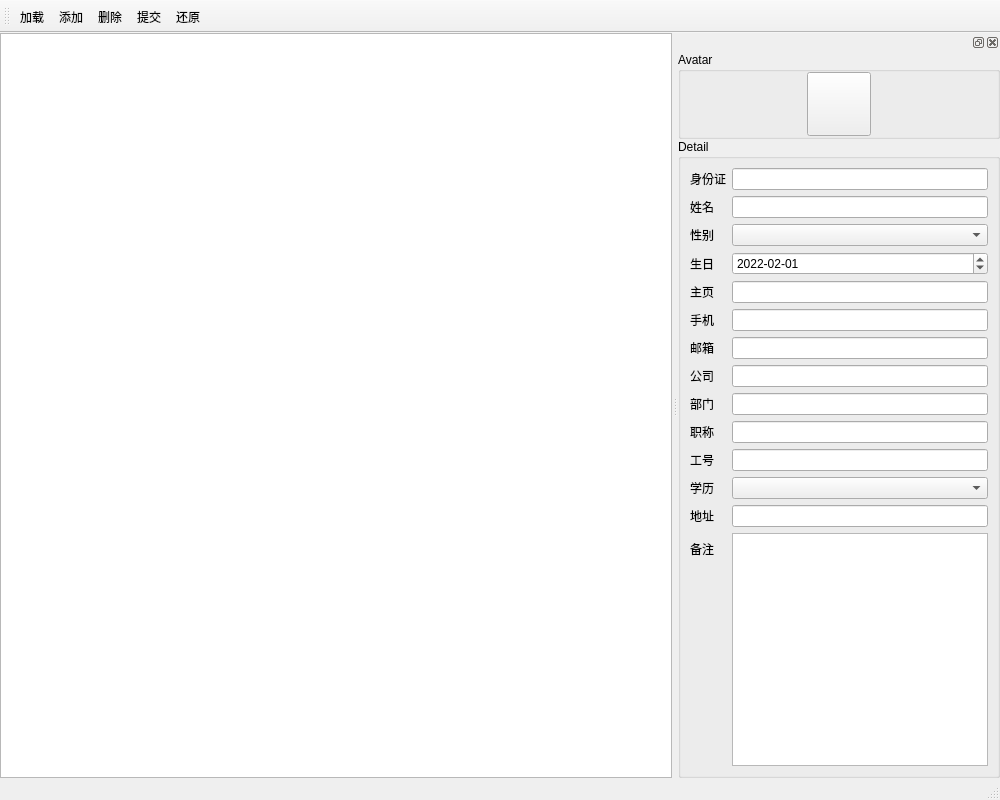
Qt form _en/Computer/Operating_System/Qt_C++_Programming/Contacts/Contacts.ui (bss9395/bss9395.github.io) before a commit.
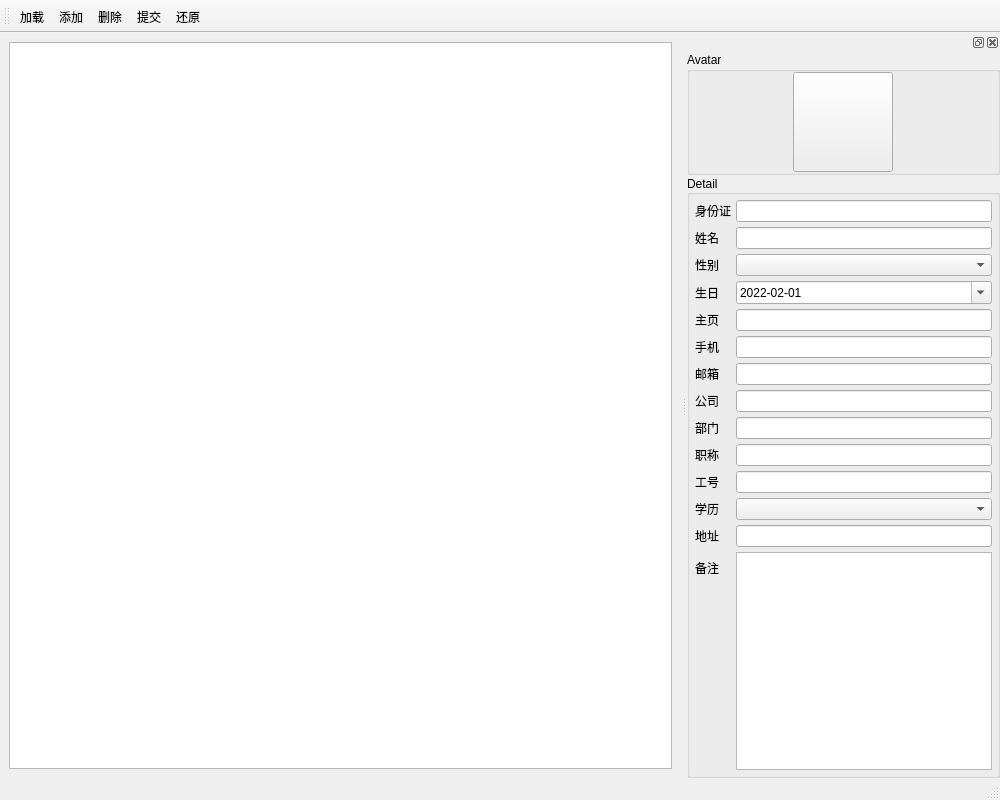
The same form after that commit. Icons and pictures are not drawn.

Diff of the .ui file:
```diff
--- a/_en/Computer/Operating_System/Qt_C++_Programming/Contacts/Contacts.ui
+++ b/_en/Computer/Operating_System/Qt_C++_Programming/Contacts/Contacts.ui
@@ -20,24 +20,18 @@
    <string>Contacts</string>
   </property>
   <widget class="QWidget" name="centralwidget">
-   <layout class="QVBoxLayout" name="verticalLayout">
-    <property name="spacing">
-     <number>0</number>
-    </property>
-    <property name="leftMargin">
-     <number>0</number>
-    </property>
-    <property name="topMargin">
-     <number>0</number>
-    </property>
-    <property name="rightMargin">
-     <number>0</number>
-    </property>
-    <property name="bottomMargin">
-     <number>0</number>
-    </property>
+   <layout class="QVBoxLayout" name="verticalLayout_2">
     <item>
      <widget class="QTableWidget" name="TW_People">
+      <property name="alternatingRowColors">
+       <bool>true</bool>
+      </property>
+      <property name="selectionMode">
+       <enum>QAbstractItemView::SingleSelection</enum>
+      </property>
+      <property name="selectionBehavior">
+       <enum>QAbstractItemView::SelectRows</enum>
+      </property>
       <property name="sortingEnabled">
        <bool>true</bool>
       </property>
@@ -83,15 +77,15 @@
   </widget>
   <widget class="QDockWidget" name="DW_Dock">
    <property name="sizePolicy">
-    <sizepolicy hsizetype="Preferred" vsizetype="Expanding">
+    <sizepolicy hsizetype="Preferred" vsizetype="Preferred">
      <horstretch>0</horstretch>
      <verstretch>0</verstretch>
     </sizepolicy>
    </property>
    <property name="minimumSize">
     <size>
-     <width>256</width>
-     <height>659</height>
+     <width>194</width>
+     <height>617</height>
     </size>
    </property>
    <property name="maximumSize">
@@ -113,7 +107,13 @@
     <number>2</number>
    </attribute>
    <widget class="QWidget" name="W_Information">
-    <layout class="QVBoxLayout" name="verticalLayout_2">
+    <property name="sizePolicy">
+     <sizepolicy hsizetype="Preferred" vsizetype="Preferred">
+      <horstretch>0</horstretch>
+      <verstretch>0</verstretch>
+     </sizepolicy>
+    </property>
+    <layout class="QVBoxLayout" name="verticalLayout">
      <property name="spacing">
       <number>0</number>
      </property>
@@ -132,11 +132,17 @@
      <item>
       <widget class="QGroupBox" name="GB_Avatar">
        <property name="sizePolicy">
-        <sizepolicy hsizetype="Preferred" vsizetype="Preferred">
+        <sizepolicy hsizetype="Preferred" vsizetype="Fixed">
          <horstretch>0</horstretch>
          <verstretch>0</verstretch>
         </sizepolicy>
        </property>
+       <property name="minimumSize">
+        <size>
+         <width>0</width>
+         <height>0</height>
+        </size>
+       </property>
        <property name="title">
         <string>Avatar</string>
        </property>
@@ -159,21 +165,21 @@
         <item>
          <widget class="QToolButton" name="TB_Avatar">
           <property name="sizePolicy">
-           <sizepolicy hsizetype="Minimum" vsizetype="Maximum">
+           <sizepolicy hsizetype="Preferred" vsizetype="Preferred">
             <horstretch>0</horstretch>
             <verstretch>0</verstretch>
            </sizepolicy>
           </property>
           <property name="minimumSize">
            <size>
-            <width>64</width>
-            <height>64</height>
+            <width>100</width>
+            <height>100</height>
            </size>
           </property>
           <property name="maximumSize">
            <size>
-            <width>64</width>
-            <height>64</height>
+            <width>100</width>
+            <height>100</height>
            </size>
           </property>
           <property name="text">
@@ -185,8 +191,8 @@
           </property>
           <property name="iconSize">
            <size>
-            <width>64</width>
-            <height>64</height>
+            <width>100</width>
+            <height>100</height>
            </size>
           </property>
          </widget>
@@ -197,7 +203,7 @@
      <item>
       <widget class="QGroupBox" name="GB_Detail">
        <property name="sizePolicy">
-        <sizepolicy hsizetype="Preferred" vsizetype="Expanding">
+        <sizepolicy hsizetype="Preferred" vsizetype="Preferred">
          <horstretch>0</horstretch>
          <verstretch>0</verstretch>
         </sizepolicy>
@@ -205,7 +211,28 @@
        <property name="title">
         <string>Detail</string>
        </property>
-       <layout class="QFormLayout" name="formLayout">
+       <property name="alignment">
+        <set>Qt::AlignLeading|Qt::AlignLeft|Qt::AlignVCenter</set>
+       </property>
+       <layout class="QFormLayout">
+        <property name="horizontalSpacing">
+         <number>5</number>
+        </property>
+        <property name="verticalSpacing">
+         <number>5</number>
+        </property>
+        <property name="leftMargin">
+         <number>5</number>
+        </property>
+        <property name="topMargin">
+         <number>5</number>
+        </property>
+        <property name="rightMargin">
+         <number>5</number>
+        </property>
+        <property name="bottomMargin">
+         <number>5</number>
+        </property>
         <item row="0" column="0">
          <widget class="QLabel" name="L_Identity">
           <property name="text">
@@ -216,7 +243,7 @@
         <item row="0" column="1">
          <widget class="QLineEdit" name="LE_Identity">
           <property name="sizePolicy">
-           <sizepolicy hsizetype="Preferred" vsizetype="Preferred">
+           <sizepolicy hsizetype="Preferred" vsizetype="Fixed">
             <horstretch>0</horstretch>
             <verstretch>0</verstretch>
            </sizepolicy>
@@ -243,7 +270,14 @@
          </widget>
         </item>
         <item row="1" column="1">
-         <widget class="QLineEdit" name="LE_Name"/>
+         <widget class="QLineEdit" name="LE_Name">
+          <property name="sizePolicy">
+           <sizepolicy hsizetype="Preferred" vsizetype="Fixed">
+            <horstretch>0</horstretch>
+            <verstretch>0</verstretch>
+           </sizepolicy>
+          </property>
+         </widget>
         </item>
         <item row="2" column="0">
          <widget class="QLabel" name="L_Gender">
@@ -252,6 +286,19 @@
           </property>
          </widget>
         </item>
+        <item row="2" column="1">
+         <widget class="QComboBox" name="CB_Gender">
+          <property name="sizePolicy">
+           <sizepolicy hsizetype="Preferred" vsizetype="Fixed">
+            <horstretch>0</horstretch>
+            <verstretch>0</verstretch>
+           </sizepolicy>
+          </property>
+          <property name="insertPolicy">
+           <enum>QComboBox::InsertAlphabetically</enum>
+          </property>
+         </widget>
+        </item>
         <item row="3" column="0">
          <widget class="QLabel" name="L_Birthday">
           <property name="text">
@@ -259,6 +306,29 @@
           </property>
          </widget>
         </item>
+        <item row="3" column="1">
+         <widget class="QDateEdit" name="DE_Birthday">
+          <property name="sizePolicy">
+           <sizepolicy hsizetype="Preferred" vsizetype="Fixed">
+            <horstretch>0</horstretch>
+            <verstretch>0</verstretch>
+           </sizepolicy>
+          </property>
+          <property name="displayFormat">
+           <string>yyyy-MM-dd</string>
+          </property>
+          <property name="calendarPopup">
+           <bool>true</bool>
+          </property>
+          <property name="date">
+           <date>
+            <year>2022</year>
+            <month>2</month>
+            <day>1</day>
+           </date>
+          </property>
+         </widget>
+        </item>
         <item row="4" column="0">
          <widget class="QLabel" name="L_Homepage">
           <property name="text">
@@ -267,7 +337,14 @@
          </widget>
         </item>
         <item row="4" column="1">
-         <widget class="QLineEdit" name="LE_Homepage"/>
+         <widget class="QLineEdit" name="LE_Homepage">
+          <property name="sizePolicy">
+           <sizepolicy hsizetype="Preferred" vsizetype="Fixed">
+            <horstretch>0</horstretch>
+            <verstretch>0</verstretch>
+           </sizepolicy>
+          </property>
+         </widget>
         </item>
         <item row="5" column="0">
          <widget class="QLabel" name="L_Mobile">
@@ -277,7 +354,14 @@
          </widget>
         </item>
         <item row="5" column="1">
-         <widget class="QLineEdit" name="LE_Mobile"/>
+         <widget class="QLineEdit" name="LE_Mobile">
+          <property name="sizePolicy">
+           <sizepolicy hsizetype="Preferred" vsizetype="Fixed">
+            <horstretch>0</horstretch>
+            <verstretch>0</verstretch>
+           </sizepolicy>
+          </property>
+         </widget>
         </item>
         <item row="6" column="0">
          <widget class="QLabel" name="L_Email">
@@ -287,7 +371,14 @@
          </widget>
         </item>
         <item row="6" column="1">
-         <widget class="QLineEdit" name="LE_Email"/>
+         <widget class="QLineEdit" name="LE_Email">
+          <property name="sizePolicy">
+           <sizepolicy hsizetype="Preferred" vsizetype="Fixed">
+            <horstretch>0</horstretch>
+            <verstretch>0</verstretch>
+           </sizepolicy>
+          </property>
+         </widget>
         </item>
         <item row="7" column="0">
          <widget class="QLabel" name="L_Company">
@@ -297,7 +388,14 @@
          </widget>
         </item>
         <item row="7" column="1">
-         <widget class="QLineEdit" name="LE_Company"/>
+         <widget class="QLineEdit" name="LE_Company">
+          <property name="sizePolicy">
+           <sizepolicy hsizetype="Preferred" vsizetype="Fixed">
+            <horstretch>0</horstretch>
+            <verstretch>0</verstretch>
+           </sizepolicy>
+          </property>
+         </widget>
         </item>
         <item row="8" column="0">
          <widget class="QLabel" name="L_Department">
@@ -307,7 +405,14 @@
          </widget>
         </item>
         <item row="8" column="1">
-         <widget class="QLineEdit" name="LE_Department"/>
+         <widget class="QLineEdit" name="LE_Department">
+          <property name="sizePolicy">
+           <sizepolicy hsizetype="Preferred" vsizetype="Fixed">
+            <horstretch>0</horstretch>
+            <verstretch>0</verstretch>
+           </sizepolicy>
+          </property>
+         </widget>
         </item>
         <item row="9" column="0">
          <widget class="QLabel" name="L_Title">
@@ -317,7 +422,14 @@
          </widget>
         </item>
         <item row="9" column="1">
-         <widget class="QLineEdit" name="LE_Title"/>
+         <widget class="QLineEdit" name="LE_Title">
+          <property name="sizePolicy">
+           <sizepolicy hsizetype="Preferred" vsizetype="Fixed">
+            <horstretch>0</horstretch>
+            <verstretch>0</verstretch>
+           </sizepolicy>
+          </property>
+         </widget>
         </item>
         <item row="10" column="0">
          <widget class="QLabel" name="L_Employee">
@@ -327,7 +439,14 @@
          </widget>
         </item>
         <item row="10" column="1">
-         <widget class="QLineEdit" name="LE_Employee"/>
+         <widget class="QLineEdit" name="LE_Employee">
+          <property name="sizePolicy">
+           <sizepolicy hsizetype="Preferred" vsizetype="Fixed">
+            <horstretch>0</horstretch>
+            <verstretch>0</verstretch>
+           </sizepolicy>
+          </property>
+         </widget>
         </item>
         <item row="11" column="0">
          <widget class="QLabel" name="L_Degree">
@@ -336,6 +455,19 @@
           </property>
          </widget>
         </item>
+        <item row="11" column="1">
+         <widget class="QComboBox" name="CB_Degree">
+          <property name="sizePolicy">
+           <sizepolicy hsizetype="Preferred" vsizetype="Fixed">
+            <horstretch>0</horstretch>
+            <verstretch>0</verstretch>
+           </sizepolicy>
+          </property>
+          <property name="insertPolicy">
+           <enum>QComboBox::InsertAlphabetically</enum>
+          </property>
+         </widget>
+        </item>
         <item row="12" column="0">
          <widget class="QLabel" name="L_Address">
           <property name="text">
@@ -346,7 +478,7 @@
         <item row="12" column="1">
          <widget class="QLineEdit" name="LE_Address">
           <property name="sizePolicy">
-           <sizepolicy hsizetype="Preferred" vsizetype="Preferred">
+           <sizepolicy hsizetype="Preferred" vsizetype="Fixed">
             <horstretch>0</horstretch>
             <verstretch>0</verstretch>
            </sizepolicy>
@@ -361,28 +493,33 @@
          </widget>
         </item>
         <item row="13" column="1">
-         <widget class="QPlainTextEdit" name="PLE_Memo"/>
-        </item>
-        <item row="2" column="1">
-         <widget class="QComboBox" name="CB_Gender"/>
-        </item>
-        <item row="3" column="1">
-         <widget class="QDateEdit" name="DE_Birthday">
-          <property name="displayFormat">
-           <string>yyyy-MM-dd</string>
+         <widget class="QPlainTextEdit" name="PLE_Memo">
+          <property name="enabled">
+           <bool>true</bool>
           </property>
-          <property name="date">
-           <date>
-            <year>2022</year>
-            <month>2</month>
-            <day>1</day>
-           </date>
+          <property name="sizePolicy">
+           <sizepolicy hsizetype="Preferred" vsizetype="Expanding">
+            <horstretch>0</horstretch>
+            <verstretch>0</verstretch>
+           </sizepolicy>
+          </property>
+          <property name="minimumSize">
+           <size>
+            <width>0</width>
+            <height>48</height>
+           </size>
+          </property>
+          <property name="maximumSize">
+           <size>
+            <width>16777215</width>
+            <height>16777215</height>
+           </size>
+          </property>
+          <property name="documentTitle">
+           <string/>
           </property>
          </widget>
         </item>
-        <item row="11" column="1">
-         <widget class="QComboBox" name="CB_Degree"/>
-        </item>
        </layout>
       </widget>
      </item>
```
